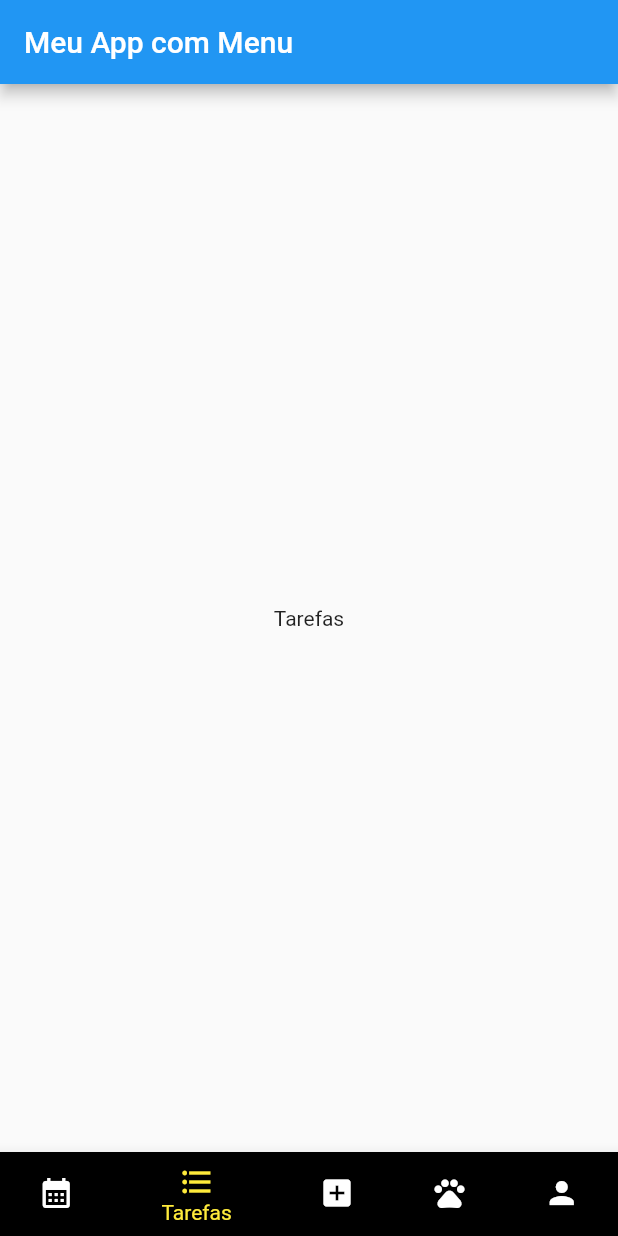
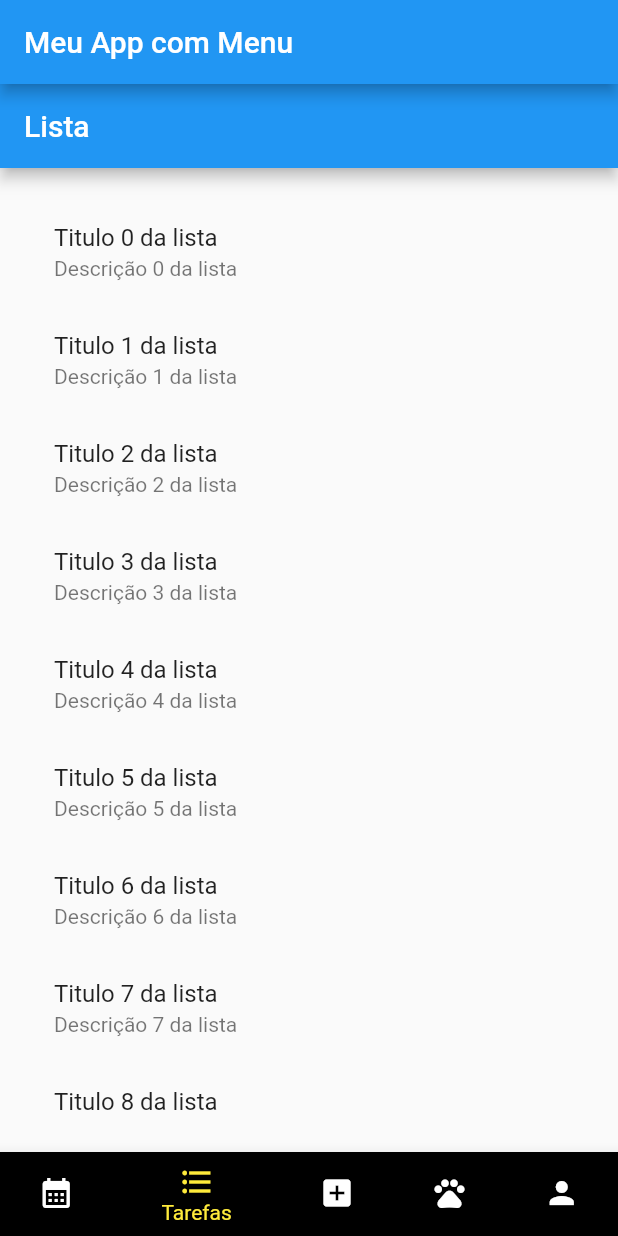
Before and after one commit to SauloMFreitas/LDDM-Projeto, a Flutter app: the screen it shows after launch, item 2 of the bottom bar chosen, on a phone screen of 412 x 824 dp. Run offline on Flutter 3.47's test engine with Material 2 defaults, Android fonts, the phone set to English and light mode, and no system bars; our stand-ins replace table_calendar.

Commit message:
comecei a implementar a lista de tarefas

```diff
--- a/Myplanner/lib/Lista.dart
+++ b/Myplanner/lib/Lista.dart
@@ -1,15 +1,80 @@
 import 'package:flutter/material.dart';
 
 class Lista extends StatelessWidget {
-  final String texto;
 
-  Lista(this.texto);
+
+
+  List _itens = [];
+
+  void _carregarItens(){
+    _itens = [];
+    for(int i=0; i<=10; i++){
+      Map<String, dynamic> item = Map();
+      item["titulo"] = "Titulo ${i} da lista";
+      item["descricao"]="Descrição ${i} da lista";
+      _itens.add(item);
+    }
+  }
 
   @override
   Widget build(BuildContext context) {
-    return Container(
-      child: Center(
-        child: Text(texto),
+    _carregarItens();
+    return Scaffold(
+      appBar: AppBar(
+        title: Text("Lista"),
+      ),
+      body: Container(
+        padding: EdgeInsets.all(20),
+        child: ListView.builder(
+            itemCount: _itens.length,
+            itemBuilder: (context, indice) {
+              //print("item ${indice}");
+              //Map<String, dynamic> item =_itens[indice];
+              //print("item ${_itens[indice]["titulo"]}");
+              return ListTile(
+                onTap: (){
+                  //print("Clique com onTap ${indice}");
+                  showDialog(
+                      context: context,
+                      builder: (context){
+                        return AlertDialog(
+                          title: Text(_itens[indice]["titulo"]),
+                          titleTextStyle: TextStyle(
+                            fontSize: 20,
+                            color: Colors.red,
+                            backgroundColor: Colors.yellow,
+                          ),
+                          content: Text(_itens[indice]["descricao"]),
+                          actions: <Widget>[ //definir widgets
+                            TextButton(
+                                onPressed: (){
+                                  _itens.remove(indice);
+                                  print(_itens[indice]["titulo"] + " excluido");
+                                  Navigator.pop(context);
+
+                                },
+                                child: Text("excluir")
+                            ),
+                            TextButton(
+                                onPressed: (){
+                                  print("Alterar "+_itens[indice]["titulo"]+"selecionado");
+                                  Navigator.pop(context);
+                                },
+                                child: Text("alterar Item")
+                            ),
+                          ],
+                        );
+                      }
+                  );
+                },
+                onLongPress: (){
+                  //print("Clique com onLongPress ${indice}");
+                },
+                title: Text(_itens[indice]["titulo"]),
+                subtitle: Text(_itens[indice]["descricao"]),
+              );
+            }
+        ),
       ),
     );
   }
--- a/Myplanner/lib/main.dart
+++ b/Myplanner/lib/main.dart
@@ -22,7 +22,7 @@ class _InicioState extends State<Inicio> {
   int _indiceAtual = 0;
   final List<Widget> _telas = [
     Calendario("Calendario"),
-    Lista("Tarefas"),
+    Lista(),
     AddTarefa("Criar Tarefa"),
     Pet("Meu Pet"),
     Perfil("Meu Perfil")
--- a/Myplanner/pubspec.yaml
+++ b/Myplanner/pubspec.yaml
@@ -35,6 +35,7 @@ dependencies:
   # The following adds the Cupertino Icons font to your application.
   # Use with the CupertinoIcons class for iOS style icons.
   cupertino_icons: ^1.0.2
+  table_calendar: ^3.0.9
 
 dev_dependencies:
   flutter_test:
```
Also changed, not shown: Myplanner/pubspec.lock, 1 other file.
